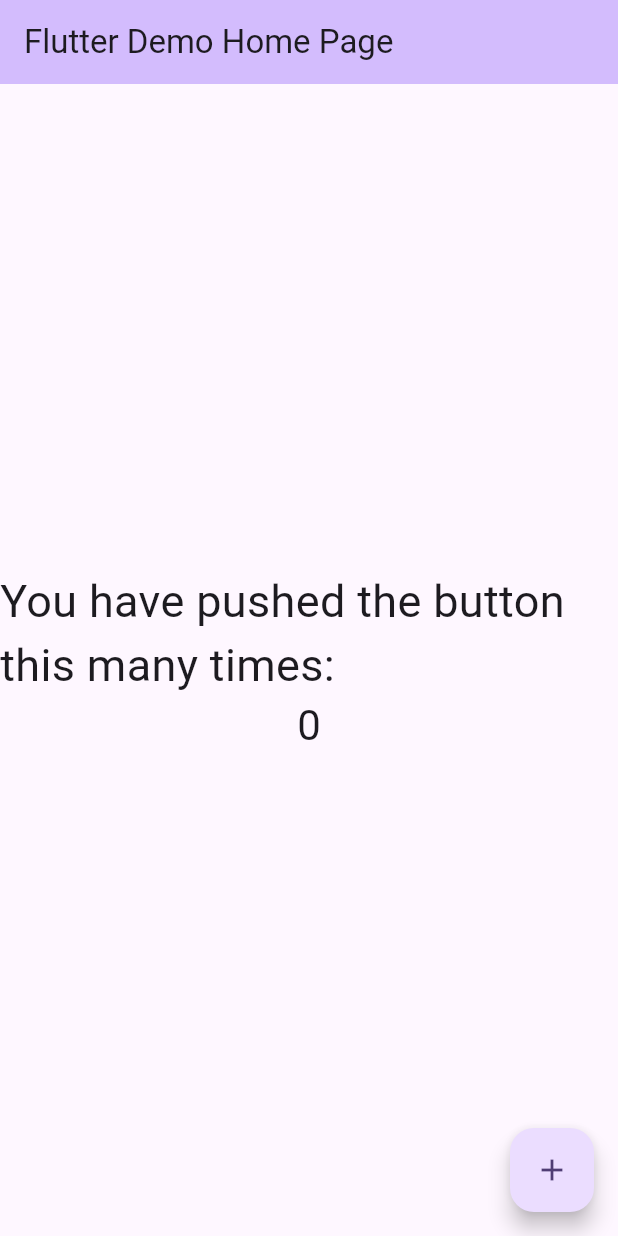
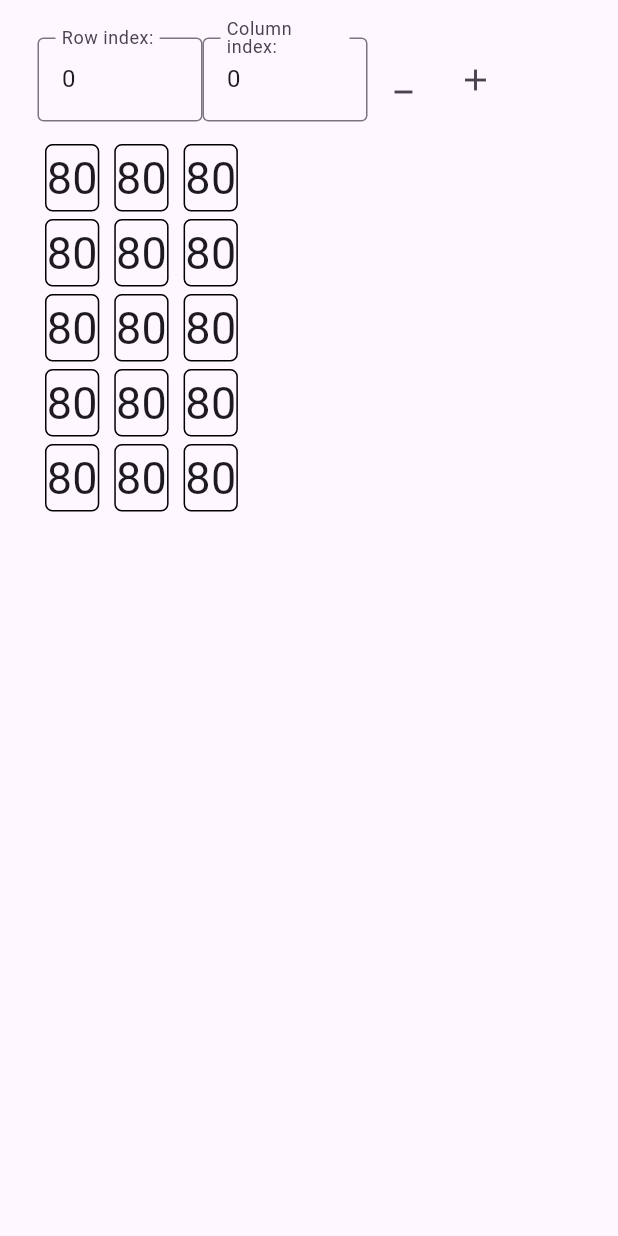
Before and after one commit to celvinren/flutter_riverpod_list_rebuild_demo, a Flutter app: the screen it shows after launch, on a phone screen of 412 x 824 dp. Run offline on Flutter 3.47's test engine with Material 2 defaults, Android fonts, the phone set to English and light mode, and no system bars; our stand-ins replace flutter_hooks, hooks_riverpod, riverpod_annotation; generated files the repository leaves out were written again.

Commit message:
list implement

```diff
--- /dev/null
+++ b/lib/home.dart
@@ -0,0 +1,170 @@
+import 'dart:math';
+
+import 'package:flutter/material.dart';
+import 'package:flutter_hooks/flutter_hooks.dart';
+import 'package:hooks_riverpod/hooks_riverpod.dart';
+import 'package:riverpod_annotation/riverpod_annotation.dart';
+
+part 'home.g.dart';
+
+class MyHomePage extends HookConsumerWidget {
+  const MyHomePage({super.key, required this.title});
+
+  final String title;
+
+  @override
+  Widget build(BuildContext context, WidgetRef ref) {
+    return const Scaffold(
+      body: Padding(
+        padding: EdgeInsets.all(25.0),
+        child: Column(
+          mainAxisAlignment: MainAxisAlignment.center,
+          children: <Widget>[
+            _Header(),
+            SizedBox(height: 15),
+            _List(),
+          ],
+        ),
+      ),
+    );
+  }
+}
+
+class _Header extends HookConsumerWidget {
+  const _Header();
+  @override
+  Widget build(BuildContext context, WidgetRef ref) {
+    final textControlRow = useTextEditingController();
+    if (textControlRow.text.isEmpty) {
+      textControlRow.text = '0';
+    }
+    final textControlColumn = useTextEditingController();
+    if (textControlColumn.text.isEmpty) {
+      textControlColumn.text = '0';
+    }
+
+    return Row(
+      children: [
+        SizedBox(
+            width: 110,
+            child: TextField(
+              decoration: const InputDecoration(
+                hintText: 'Please type in Row',
+                label: Text('Row index:'),
+                border: OutlineInputBorder(),
+              ),
+              controller: textControlRow,
+            )),
+        SizedBox(
+            width: 110,
+            child: TextField(
+              decoration: const InputDecoration(
+                label: Text('Column index:'),
+                hintText: 'Please type in Column',
+                border: OutlineInputBorder(),
+              ),
+              controller: textControlColumn,
+            )),
+        IconButton(
+            onPressed: () {
+              print('--------------- reduce button pressed ----------------');
+
+              ref.read(dataListProvider.notifier).update(
+                  int.parse(textControlRow.text),
+                  int.parse(textControlColumn.text),
+                  Action.reduce);
+            },
+            icon: const Icon(Icons.minimize)),
+        IconButton(
+            onPressed: () {
+              print('--------------- add button pressed ----------------');
+              ref.read(dataListProvider.notifier).update(
+                  int.parse(textControlRow.text),
+                  int.parse(textControlColumn.text),
+                  Action.add);
+            },
+            icon: const Icon(Icons.add))
+      ],
+    );
+  }
+}
+
+class _List extends ConsumerWidget {
+  const _List();
+  @override
+  Widget build(BuildContext context, WidgetRef ref) {
+    final List<List<int>> dataList = ref.watch(dataListProvider);
+
+    return Expanded(
+      child: ListView.separated(
+        itemBuilder: (context, index) {
+          return _ListRow(
+            data: dataList[index],
+          );
+        },
+        separatorBuilder: (context, index) => const SizedBox(
+          height: 5,
+        ),
+        itemCount: dataList.length,
+      ),
+    );
+  }
+}
+
+class _ListRow extends StatelessWidget {
+  const _ListRow({required this.data});
+
+  final List<int> data;
+
+  @override
+  Widget build(BuildContext context) {
+    print('Rebuild row');
+    return Row(
+      children: [
+        _ListCell(data: data[0]),
+        _ListCell(data: data[1]),
+        _ListCell(data: data[2]),
+      ],
+    );
+  }
+}
+
+class _ListCell extends HookConsumerWidget {
+  const _ListCell({required this.data});
+  final int data;
+
+  @override
+  Widget build(BuildContext context, WidgetRef ref) {
+    print('Rebuild cell');
+    return Container(
+      margin: const EdgeInsets.symmetric(horizontal: 5),
+      decoration: BoxDecoration(
+        border: Border.all(color: Colors.black, width: 1),
+        borderRadius: BorderRadius.circular(5),
+      ),
+      child: Text(data.toString()),
+    );
+  }
+}
+
+@riverpod
+class DataList extends _$DataList {
+  @override
+  List<List<int>> build() {
+    return [
+      for (var i = 0; i < 5; i++)
+        [for (var j = 0; j < 3; j++) Random().nextInt(90) + 10]
+    ];
+  }
+
+  void update(int row, int column, Action action) {
+    state[row][column] =
+        state[row][column] + (action == Action.reduce ? -1 : 1);
+    state = state.toList();
+  }
+}
+
+enum Action {
+  add,
+  reduce,
+}
--- a/lib/main.dart
+++ b/lib/main.dart
@@ -1,4 +1,6 @@
 import 'package:flutter/material.dart';
+import 'package:flutter_riverpod_list_rebuild_demo/home.dart';
+import 'package:hooks_riverpod/hooks_riverpod.dart';
 
 void main() {
   runApp(const MyApp());
@@ -20,54 +22,8 @@ class MyApp extends StatelessWidget {
           ),
         ),
       ),
-      home: const MyHomePage(title: 'Flutter Demo Home Page'),
-    );
-  }
-}
-
-class MyHomePage extends StatefulWidget {
-  const MyHomePage({super.key, required this.title});
-
-  final String title;
-
-  @override
-  State<MyHomePage> createState() => _MyHomePageState();
-}
-
-class _MyHomePageState extends State<MyHomePage> {
-  int _counter = 0;
-
-  void _incrementCounter() {
-    setState(() {
-      _counter++;
-    });
-  }
-
-  @override
-  Widget build(BuildContext context) {
-    return Scaffold(
-      appBar: AppBar(
-        backgroundColor: Theme.of(context).colorScheme.inversePrimary,
-        title: Text(widget.title),
-      ),
-      body: Center(
-        child: Column(
-          mainAxisAlignment: MainAxisAlignment.center,
-          children: <Widget>[
-            const Text(
-              'You have pushed the button this many times:',
-            ),
-            Text(
-              '$_counter',
-              style: Theme.of(context).textTheme.headlineMedium,
-            ),
-          ],
-        ),
-      ),
-      floatingActionButton: FloatingActionButton(
-        onPressed: _incrementCounter,
-        tooltip: 'Increment',
-        child: const Icon(Icons.add),
+      home: const ProviderScope(
+        child: MyHomePage(title: 'Flutter Demo Home Page'),
       ),
     );
   }
```
Also changed, not shown: lib/home.g.dart (added).
